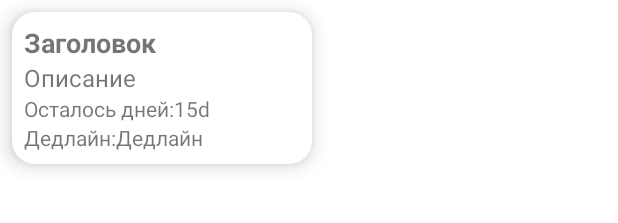
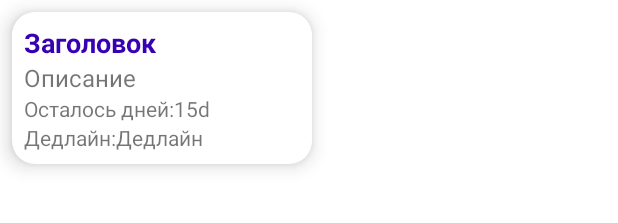
Before and after one commit to MargiLekh/LekhFinalProject, an Android app: the layout fragment_planning_list_item.xml on its own in the app's theme, with its tools: preview values and no code run, on a phone screen of 412 x 824 dp. Shown: the top 223 px of the screen. Run offline under Robolectric (Android 15) with nearby library versions, the phone set to English and light mode, and no system bars.

Commit message:
final adds

```diff
--- a/app/src/main/res/layout/fragment_planning_list_item.xml
+++ b/app/src/main/res/layout/fragment_planning_list_item.xml
@@ -18,6 +18,7 @@
         android:layout_width="0dp"
         android:layout_height="wrap_content"
         android:layout_marginBottom="8dp"
+        android:textColor="@color/purple_700"
         android:textStyle="bold"
         android:textSize="18sp"
         app:layout_constraintStart_toStartOf="parent"
--- a/app/src/main/res/values/strings.xml
+++ b/app/src/main/res/values/strings.xml
@@ -1,8 +1,8 @@
 <resources>
     <string name="app_name">Track Your Plans</string>
     <string name="savebutton">Сохранить</string>
-    <string name="rest_time">Осталось дней:</string>
-    <string name="dealine">Дедлайн:</string>
+    <string name="rest_time">Осталось дней: </string>
+    <string name="dealine">Дедлайн: </string>
     <string name="back_text">Отмена</string>
     <string name="enter_date">Введите дату</string>
     <string name="first_hint_text">Нажмите на плюс чтобы создать задачу</string>
```
